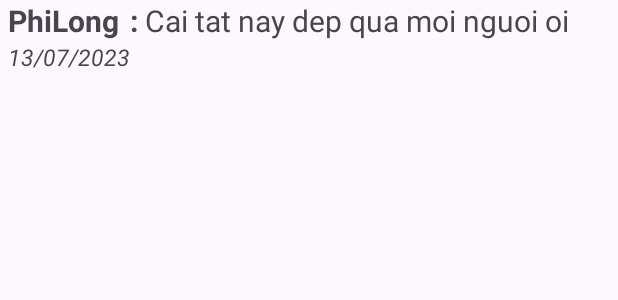
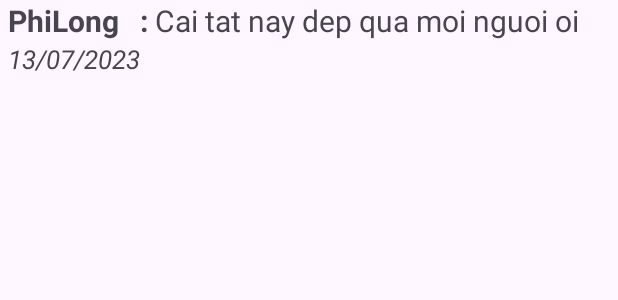
Before and after one commit to thanhson539/DuAn1Application, an Android app: the layout item_binh_luan.xml on its own in the app's theme, with its tools: preview values and no code run, on a phone screen of 412 x 824 dp. Shown: the top 300 px of the screen. Run offline under Robolectric (Android 15) with nearby library versions, the phone set to English and light mode, and no system bars.

Commit message:
sua lai giao dien chi tiet san pham va them widget chuc nang binh luan

```diff
--- a/app/src/main/res/layout/item_binh_luan.xml
+++ b/app/src/main/res/layout/item_binh_luan.xml
@@ -23,7 +23,7 @@
             android:layout_height="wrap_content"
             android:text="13/07/2023"
             android:textStyle="italic"
-            android:textSize="15sp"/>
+            android:textSize="17sp"/>
     </LinearLayout>
 
 
```
